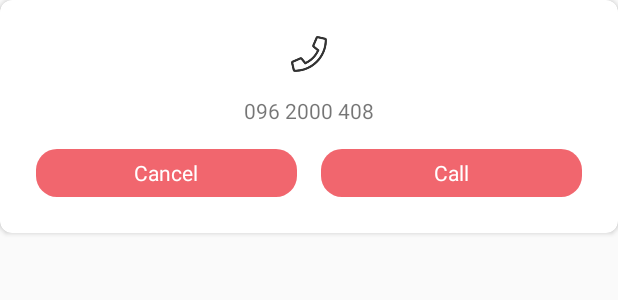
After one commit to SethChhaihout/BeloveProject, an Android app: the layout dialog_call.xml on its own in the app's theme, with its tools: preview values and no code run, on a phone screen of 412 x 824 dp. The commit adds this screen. Shown: the top 300 px of the screen. Run offline under Robolectric (Android 15) with nearby library versions, the phone set to English and light mode, and no system bars.

Commit message:
-Network change receiver -Filter -Dialog call

```diff
--- a/app/build.gradle
+++ b/app/build.gradle
@@ -24,9 +24,10 @@ android {
 
 dependencies {
     implementation fileTree(dir: 'libs', include: ['*.jar'])
-    implementation"org.jetbrains.kotlin:kotlin-stdlib-jre7:$kotlin_version"
+    implementation "org.jetbrains.kotlin:kotlin-stdlib-jre7:$kotlin_version"
     implementation 'com.android.support:appcompat-v7:27.1.1'
     implementation 'com.android.support:design:27.1.1'
+    implementation 'com.android.support:cardview-v7:27.1.1'
     implementation 'com.android.support.constraint:constraint-layout:1.1.3'
     testImplementation 'junit:junit:4.12'
     androidTestImplementation 'com.android.support.test:runner:1.0.2'
@@ -38,4 +39,7 @@ dependencies {
     implementation 'com.squareup.retrofit2:adapter-rxjava2:2.3.0'
     implementation 'io.reactivex.rxjava2:rxjava:2.1.6'
     implementation 'io.reactivex.rxjava2:rxandroid:2.0.1'
+
+    //range slider
+    implementation 'com.github.nanjingboy:range-slider:1.0'
 }
--- a/app/src/main/AndroidManifest.xml
+++ b/app/src/main/AndroidManifest.xml
@@ -2,7 +2,9 @@
 <manifest xmlns:android="http://schemas.android.com/apk/res/android"
     package="com.planbcambodia.beloveproject">
 
-    <uses-permission android:name="android.permission.INTERNET"/>
+    <uses-permission android:name="android.permission.INTERNET" />
+    <uses-permission android:name="android.permission.ACCESS_WIFI_STATE" />
+    <uses-permission android:name="android.permission.ACCESS_NETWORK_STATE" />
 
     <application
         android:allowBackup="true"
@@ -20,6 +22,7 @@
                 <category android:name="android.intent.category.LAUNCHER" />
             </intent-filter>
         </activity>
+        <activity android:name=".SearchFilterActivity"></activity>
     </application>
 
 </manifest>
--- a/app/src/main/java/com/planbcambodia/beloveproject/MainActivity.kt
+++ b/app/src/main/java/com/planbcambodia/beloveproject/MainActivity.kt
@@ -3,10 +3,12 @@ package com.planbcambodia.beloveproject
 import android.os.Bundle
 import android.support.design.widget.BottomNavigationView
 import android.support.v7.app.AppCompatActivity
+import android.view.View
 import com.planbcambodia.beloveproject.helper.BottomNavigationViewHelper
+import com.planbcambodia.beloveproject.util.Dialog
 import kotlinx.android.synthetic.main.activity_main.*
 
-class MainActivity : BaseActivity() {
+class MainActivity : NetworkActivity() {
 
     private val mOnNavigationItemSelectedListener = BottomNavigationView.OnNavigationItemSelectedListener { item ->
         when (item.itemId) {
--- /dev/null
+++ b/app/src/main/res/drawable/bg_round_primary.xml
@@ -0,0 +1,11 @@
+<?xml version="1.0" encoding="utf-8"?>
+<shape
+    xmlns:android="http://schemas.android.com/apk/res/android"
+    android:shape="rectangle">
+
+    <corners android:radius="14dp"/>
+
+    <solid
+        android:color="@color/colorPrimary"/>
+
+</shape>
--- /dev/null
+++ b/app/src/main/res/layout/dialog_call.xml
@@ -0,0 +1,63 @@
+<?xml version="1.0" encoding="utf-8"?>
+<android.support.v7.widget.CardView xmlns:android="http://schemas.android.com/apk/res/android"
+    xmlns:app="http://schemas.android.com/apk/res-auto"
+    android:orientation="vertical"
+    android:layout_width="match_parent"
+    android:layout_height="wrap_content"
+    app:cardBackgroundColor="@android:color/white"
+    app:cardCornerRadius="8dp">
+
+    <LinearLayout
+        android:layout_width="match_parent"
+        android:layout_height="wrap_content"
+        android:orientation="vertical"
+        android:gravity="center">
+
+        <ImageView
+            android:layout_width="24dp"
+            android:layout_height="24dp"
+            android:src="@drawable/ic_call"
+            android:layout_marginTop="24dp"
+            android:layout_marginBottom="16dp"/>
+
+        <TextView
+            android:layout_width="wrap_content"
+            android:layout_height="wrap_content"
+            android:text="096 2000 408"
+            android:layout_marginBottom="16dp"/>
+
+        <LinearLayout
+            android:layout_width="match_parent"
+            android:layout_height="wrap_content"
+            android:orientation="horizontal"
+            android:layout_marginBottom="24dp">
+
+            <TextView
+                android:id="@+id/cancel"
+                android:layout_width="0dp"
+                android:layout_height="32dp"
+                android:layout_weight="1"
+                android:text="@string/cancel"
+                android:background="@drawable/bg_round_primary"
+                android:textColor="@android:color/white"
+                android:gravity="center"
+                android:layout_marginRight="8dp"
+                android:layout_marginLeft="24dp"/>
+
+            <TextView
+                android:id="@+id/call"
+                android:layout_width="0dp"
+                android:layout_height="32dp"
+                android:layout_weight="1"
+                android:text="@string/call"
+                android:background="@drawable/bg_round_primary"
+                android:textColor="@android:color/white"
+                android:gravity="center"
+                android:layout_marginRight="24dp"
+                android:layout_marginLeft="8dp"/>
+
+        </LinearLayout>
+
+    </LinearLayout>
+
+</android.support.v7.widget.CardView>
--- a/app/src/main/res/values/colors.xml
+++ b/app/src/main/res/values/colors.xml
@@ -1,6 +1,7 @@
 <?xml version="1.0" encoding="utf-8"?>
 <resources>
-    <color name="colorPrimary">#3F51B5</color>
-    <color name="colorPrimaryDark">#303F9F</color>
+    <color name="colorPrimary">#F1666E</color>
+    <color name="colorPrimaryDark">#BD1622</color>
     <color name="colorAccent">#FF4081</color>
+    <color name="gray80">#ca333333</color>
 </resources>
--- a/app/src/main/res/values/strings.xml
+++ b/app/src/main/res/values/strings.xml
@@ -6,4 +6,9 @@
     <string name="matching">Matching</string>
     <string name="chat">Chat</string>
     <string name="my_page">My Page</string>
+    <string name="connection_lost">Connection Lost \n You\'re using BeLoves in offline mode</string>
+    <string name="cancel">Cancel</string>
+    <string name="call">Call</string>
+    <string name="sample">Sample</string>
+    <string name="age">Age</string>
 </resources>
```
Also changed, not shown: app/src/main/java/com/planbcambodia/beloveproject/BaseActivity.kt (+46 -1 lines), app/src/main/java/com/planbcambodia/beloveproject/NetworkActivity.kt (added, +37 -0 lines), app/src/main/java/com/planbcambodia/beloveproject/SearchFilterActivity.kt (added, +23 -0 lines), app/src/main/java/com/planbcambodia/beloveproject/fragment/BaseFragment.kt (+10 -0 lines), app/src/main/java/com/planbcambodia/beloveproject/intf/NetworkChangeListener.kt (added, +8 -0 lines), app/src/main/java/com/planbcambodia/beloveproject/service/NetworkChangeReceiver.kt (added, +25 -0 lines), app/src/main/java/com/planbcambodia/beloveproject/util/Dialog.kt (added, +33 -0 lines), app/src/main/res/drawable/border_bottom.xml (added, +9 -0 lines), app/src/main/res/layout/activity_main.xml (+10 -3 lines), app/src/main/res/layout/activity_search_filter.xml (added, +124 -0 lines), app/src/main/res/layout/viewholder_item.xml (added, +23 -0 lines), app/src/main/res/drawable/ic_call.png (added), app/src/main/res/drawable/ic_right_arrow.png (added).
